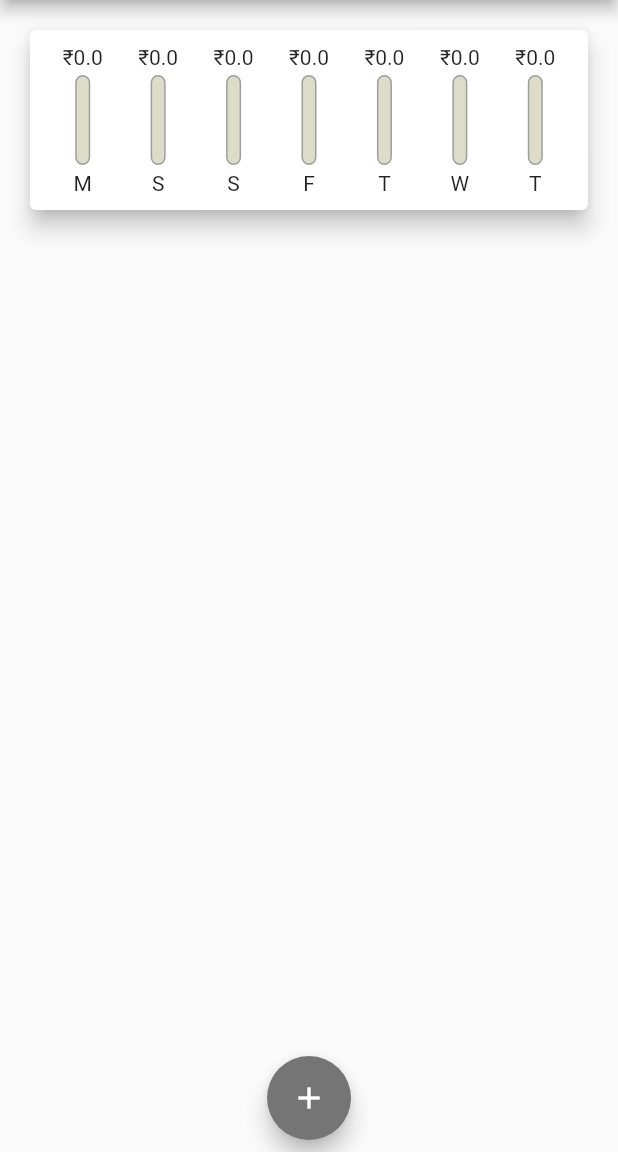
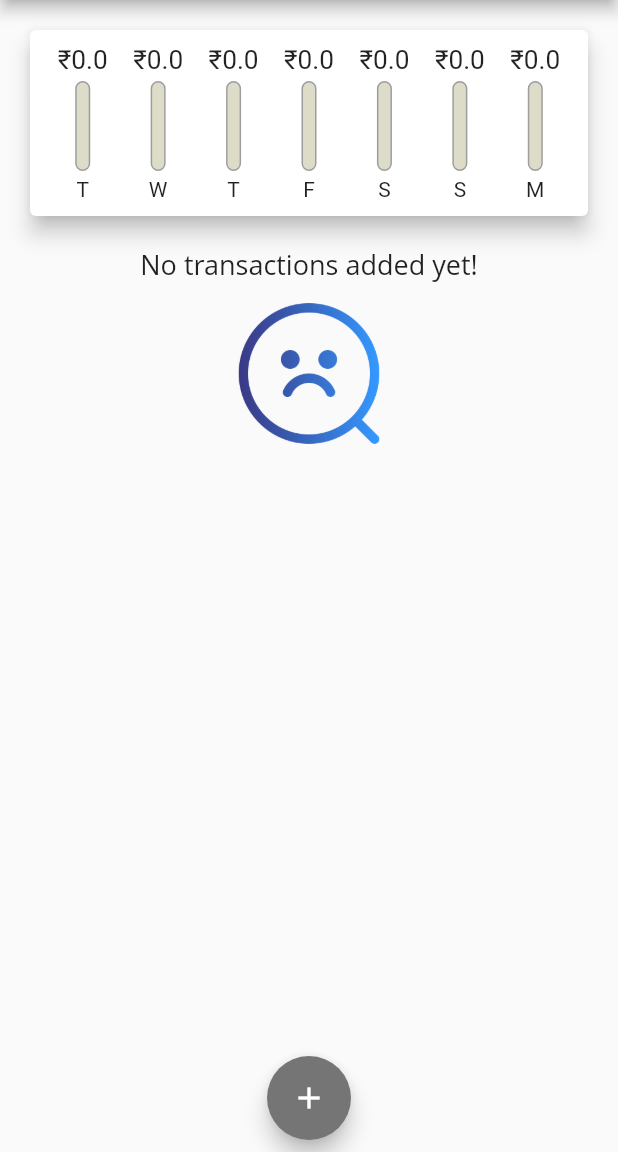
Before and after one commit to Bhavleenk/Personal_Expense_App, a Flutter app: the screen it shows after launch, on a phone screen of 412 x 824 dp, the part 84-1236 px from its top. Run offline on Flutter 3.47's test engine with Material 2 defaults, Android fonts, the phone set to English and light mode, and no system bars; Roboto replaces fonts that are missing (Open Sans).

Commit message:
personal_expense

```diff
--- a/lib/main.dart
+++ b/lib/main.dart
@@ -1,5 +1,7 @@
 import 'package:flutter/material.dart';
+import 'package:personalexpense/widgets/transactionlist.dart';
 
+//ctrl+click
 //ctrl+space, alt + enter
 import '/widgets/newTransaction.dart';
 import './models/transaction.dart';
@@ -58,11 +60,12 @@ class _MyHomePageState extends State<MyHomePage> {
     }).toList();
   }
 
-  void _addNewTransaction(String txTitle, double txAmount) {
+  void _addNewTransaction(
+      String txTitle, double txAmount, DateTime chosenDate) {
     final NewTx = Transaction(
       title: txTitle,
       amount: txAmount,
-      date: DateTime.now(),
+      date: chosenDate,
       id: DateTime.now().toString(),
     );
     setState(() {
@@ -107,16 +110,16 @@ class _MyHomePageState extends State<MyHomePage> {
             //FOR ROW: it is opposite
 
             //for 2widgets next to each other
-            // Container(
-            //   width: double.infinity,
-            //   child:
-            //       Card(color: Colors.blue, child: Text('CHART!'), elevation: 5),
-            // ), //text takes as much size as that of the word if u want to change it wrap it in container
-            // TransactionList(_userTransactions),
-            // Card(
-            //   color: Colors.red,
-            //   child: Text('LIST OF TRANSACTIONS'),
-            // ), // not using card here because we ave more than 1 transactions so we will use column
+            Container(
+              width: double.infinity,
+              // child:
+              //     Card(color: Colors.blue, child: Text('CHART!'), elevation: 5),
+            ), //text takes as much size as that of the word if u want to change it wrap it in container
+            TransactionList(_userTransactions),
+            Card(
+              color: Colors.red,
+              // child: Text('LIST OF TRANSACTIONS'),
+            ), // not using card here because we ave more than 1 transactions so we will use column
 
             // Container(
             //   height: 80,
--- a/lib/widgets/chart.dart
+++ b/lib/widgets/chart.dart
@@ -28,7 +28,7 @@ class Chart extends StatelessWidget {
         'day': DateFormat.E().format(weekDay).substring(0, 1),
         'amount': totalSum
       };
-    });
+    }).reversed.toList();
   }
 
   double get totalSpending {
--- a/lib/widgets/chart_bar.dart
+++ b/lib/widgets/chart_bar.dart
@@ -10,7 +10,9 @@ class ChartBar extends StatelessWidget {
   Widget build(BuildContext context) {
     return Column(
       children: [
-        FittedBox(child: Text('\₹${spendingAmount.toString()}')),
+        Container(
+            height: 20,
+            child: FittedBox(child: Text('\₹${spendingAmount.toString()}'))),
         SizedBox(
           height: 4,
         ),
```
Also changed, not shown: lib/widgets/newTransaction.dart (+39 -9 lines), lib/widgets/transactionlist.dart (+57 -35 lines).
